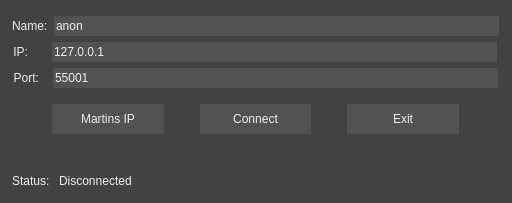
Before: the Qt Designer form TCP_Chat_Client/connectiondialog.ui in Skau/TCPChat, drawn with Qt 5.
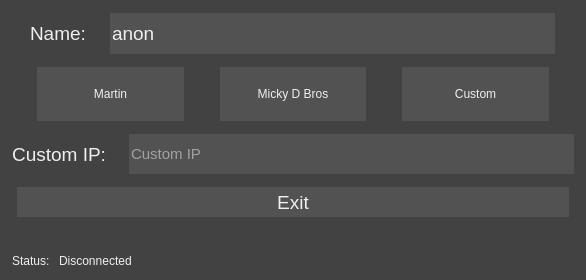
After: the same form once the commit is applied.

Commit message: Reworked connection dialog

```diff
--- a/TCP_Chat_Client/connectiondialog.ui
+++ b/TCP_Chat_Client/connectiondialog.ui
@@ -6,8 +6,8 @@
    <rect>
     <x>0</x>
     <y>0</y>
-    <width>512</width>
-    <height>203</height>
+    <width>586</width>
+    <height>280</height>
    </rect>
   </property>
   <property name="windowTitle">
@@ -18,60 +18,41 @@
 color: rgb(239,239,239);</string>
   </property>
   <layout class="QGridLayout" name="gridLayout">
-   <item row="6" column="1">
-    <layout class="QHBoxLayout" name="horizontalLayout">
-     <property name="topMargin">
-      <number>9</number>
+   <item row="5" column="1">
+    <widget class="QPushButton" name="button_Exit">
+     <property name="sizePolicy">
+      <sizepolicy hsizetype="Minimum" vsizetype="Fixed">
+       <horstretch>0</horstretch>
+       <verstretch>0</verstretch>
+      </sizepolicy>
      </property>
-     <item>
-      <widget class="QLabel" name="label_StatusTitle">
-       <property name="maximumSize">
-        <size>
-         <width>41</width>
-         <height>12</height>
-        </size>
-       </property>
-       <property name="text">
-        <string>Status:</string>
-       </property>
-      </widget>
-     </item>
-     <item>
-      <widget class="QLabel" name="label_CurrentStatus">
        <property name="minimumSize">
         <size>
          <width>0</width>
-         <height>0</height>
+       <height>40</height>
         </size>
        </property>
        <property name="maximumSize">
         <size>
-         <width>1000046</width>
-         <height>12</height>
-        </size>
-       </property>
+       <width>16777215</width>
+       <height>40</height>
+      </size>
+     </property>
+     <property name="font">
+      <font>
+       <pointsize>14</pointsize>
+      </font>
+     </property>
+     <property name="styleSheet">
+      <string notr="true">background-color:rgb(82,82,82);
+color: rgb(239,239,239);
+border: none;
+margin:5px;</string>
+     </property>
        <property name="text">
-        <string>Disconnected</string>
-       </property>
-      </widget>
-     </item>
-    </layout>
-   </item>
-   <item row="4" column="1">
-    <spacer name="verticalSpacer">
-     <property name="orientation">
-      <enum>Qt::Vertical</enum>
-     </property>
-     <property name="sizeType">
-      <enum>QSizePolicy::Fixed</enum>
-     </property>
-     <property name="sizeHint" stdset="0">
-      <size>
-       <width>15</width>
-       <height>16</height>
-      </size>
-     </property>
-    </spacer>
+      <string>Exit</string>
+     </property>
+    </widget>
    </item>
    <item row="3" column="1">
     <layout class="QHBoxLayout" name="horizontalLayout_4">
@@ -85,7 +66,7 @@
        </property>
        <property name="sizeHint" stdset="0">
         <size>
-         <width>35</width>
+         <width>20</width>
          <height>20</height>
         </size>
        </property>
@@ -94,7 +75,7 @@
      <item>
       <widget class="QPushButton" name="pushButton">
        <property name="sizePolicy">
-        <sizepolicy hsizetype="Minimum" vsizetype="Preferred">
+        <sizepolicy hsizetype="Minimum" vsizetype="Fixed">
          <horstretch>0</horstretch>
          <verstretch>0</verstretch>
         </sizepolicy>
@@ -102,13 +83,13 @@
        <property name="minimumSize">
         <size>
          <width>64</width>
-         <height>40</height>
+         <height>64</height>
         </size>
        </property>
        <property name="maximumSize">
         <size>
          <width>16777215</width>
-         <height>40</height>
+         <height>16777215</height>
         </size>
        </property>
        <property name="styleSheet">
@@ -118,7 +99,7 @@
 margin:5px;</string>
        </property>
        <property name="text">
-        <string>Martins IP</string>
+        <string>Martin</string>
        </property>
       </widget>
      </item>
@@ -141,15 +122,15 @@
      <item>
       <widget class="QPushButton" name="button_Connect">
        <property name="sizePolicy">
-        <sizepolicy hsizetype="Minimum" vsizetype="Preferred">
+        <sizepolicy hsizetype="Minimum" vsizetype="Fixed">
          <horstretch>0</horstretch>
          <verstretch>0</verstretch>
         </sizepolicy>
        </property>
-       <property name="maximumSize">
+       <property name="minimumSize">
         <size>
-         <width>16777215</width>
-         <height>40</height>
+         <width>64</width>
+         <height>64</height>
         </size>
        </property>
        <property name="styleSheet">
@@ -160,7 +141,7 @@
 </string>
        </property>
        <property name="text">
-        <string>Connect</string>
+        <string>Micky D Bros</string>
        </property>
       </widget>
      </item>
@@ -181,23 +162,17 @@
       </spacer>
      </item>
      <item>
-      <widget class="QPushButton" name="button_Exit">
+      <widget class="QPushButton" name="button_Custom">
        <property name="sizePolicy">
-        <sizepolicy hsizetype="Minimum" vsizetype="Preferred">
+        <sizepolicy hsizetype="Minimum" vsizetype="Fixed">
          <horstretch>0</horstretch>
          <verstretch>0</verstretch>
         </sizepolicy>
        </property>
        <property name="minimumSize">
         <size>
-         <width>0</width>
-         <height>0</height>
-        </size>
-       </property>
-       <property name="maximumSize">
-        <size>
-         <width>16777215</width>
-         <height>40</height>
+         <width>64</width>
+         <height>64</height>
         </size>
        </property>
        <property name="styleSheet">
@@ -207,7 +182,7 @@
 margin:5px;</string>
        </property>
        <property name="text">
-        <string>Exit</string>
+        <string>Custom</string>
        </property>
       </widget>
      </item>
@@ -221,7 +196,7 @@
        </property>
        <property name="sizeHint" stdset="0">
         <size>
-         <width>35</width>
+         <width>20</width>
          <height>20</height>
         </size>
        </property>
@@ -243,6 +218,11 @@
              <verstretch>0</verstretch>
             </sizepolicy>
            </property>
+           <property name="font">
+            <font>
+             <pointsize>14</pointsize>
+            </font>
+           </property>
            <property name="text">
             <string>Name:</string>
            </property>
@@ -259,15 +239,20 @@
            <property name="minimumSize">
             <size>
              <width>445</width>
-             <height>20</height>
+             <height>40</height>
             </size>
            </property>
            <property name="maximumSize">
             <size>
              <width>445</width>
-             <height>20</height>
+             <height>41</height>
             </size>
            </property>
+           <property name="font">
+            <font>
+             <pointsize>14</pointsize>
+            </font>
+           </property>
            <property name="styleSheet">
             <string notr="true">background-color:rgb(82,82,82);
 color: rgb(239,239,239);
@@ -283,7 +268,11 @@
          </item>
         </layout>
        </item>
-       <item>
+      </layout>
+     </item>
+    </layout>
+   </item>
+   <item row="4" column="1">
         <layout class="QHBoxLayout" name="horizontalLayout_2">
          <item>
           <widget class="QLabel" name="label_IP">
@@ -293,11 +282,16 @@
              <verstretch>0</verstretch>
             </sizepolicy>
            </property>
+       <property name="font">
+        <font>
+         <pointsize>14</pointsize>
+        </font>
+       </property>
            <property name="layoutDirection">
             <enum>Qt::LeftToRight</enum>
            </property>
            <property name="text">
-            <string>IP:</string>
+        <string>Custom IP:</string>
            </property>
            <property name="alignment">
             <set>Qt::AlignRight|Qt::AlignTrailing|Qt::AlignVCenter</set>
@@ -331,103 +325,90 @@
            <property name="minimumSize">
             <size>
              <width>445</width>
-             <height>20</height>
+         <height>40</height>
             </size>
            </property>
            <property name="maximumSize">
             <size>
              <width>445</width>
-             <height>20</height>
-            </size>
-           </property>
+         <height>40</height>
+        </size>
+       </property>
+       <property name="font">
+        <font>
+         <pointsize>11</pointsize>
+        </font>
+       </property>
            <property name="styleSheet">
             <string notr="true">background-color:rgb(82,82,82);
 color: rgb(239,239,239);
 border: none;</string>
            </property>
            <property name="text">
-            <string>127.0.0.1</string>
+        <string/>
            </property>
            <property name="readOnly">
             <bool>false</bool>
            </property>
            <property name="placeholderText">
-            <string/>
+        <string>Custom IP</string>
            </property>
           </widget>
          </item>
         </layout>
        </item>
-       <item>
-        <layout class="QHBoxLayout" name="horizontalLayout_3">
-         <item>
-          <widget class="QLabel" name="label_Port">
-           <property name="sizePolicy">
-            <sizepolicy hsizetype="Fixed" vsizetype="Preferred">
-             <horstretch>0</horstretch>
-             <verstretch>0</verstretch>
-            </sizepolicy>
-           </property>
-           <property name="text">
-            <string>Port:</string>
-           </property>
-           <property name="alignment">
-            <set>Qt::AlignRight|Qt::AlignTrailing|Qt::AlignVCenter</set>
-           </property>
-          </widget>
-         </item>
-         <item>
-          <spacer name="horizontalSpacer_3">
+   <item row="6" column="1">
+    <spacer name="verticalSpacer">
            <property name="orientation">
-            <enum>Qt::Horizontal</enum>
+      <enum>Qt::Vertical</enum>
            </property>
            <property name="sizeType">
             <enum>QSizePolicy::Fixed</enum>
            </property>
            <property name="sizeHint" stdset="0">
             <size>
-             <width>7</width>
-             <height>20</height>
+       <width>15</width>
+       <height>16</height>
             </size>
            </property>
           </spacer>
          </item>
+   <item row="8" column="1">
+    <layout class="QHBoxLayout" name="horizontalLayout">
+     <property name="topMargin">
+      <number>9</number>
+     </property>
          <item>
-          <widget class="QLineEdit" name="line_Port">
-           <property name="sizePolicy">
-            <sizepolicy hsizetype="Fixed" vsizetype="Fixed">
-             <horstretch>0</horstretch>
-             <verstretch>0</verstretch>
-            </sizepolicy>
-           </property>
+      <widget class="QLabel" name="label_StatusTitle">
+       <property name="maximumSize">
+        <size>
+         <width>41</width>
+         <height>12</height>
+        </size>
+       </property>
+       <property name="text">
+        <string>Status:</string>
+       </property>
+      </widget>
+     </item>
+     <item>
+      <widget class="QLabel" name="label_CurrentStatus">
            <property name="minimumSize">
             <size>
-             <width>445</width>
-             <height>20</height>
+         <width>0</width>
+         <height>0</height>
             </size>
            </property>
            <property name="maximumSize">
             <size>
-             <width>445</width>
-             <height>20</height>
-            </size>
-           </property>
-           <property name="styleSheet">
-            <string notr="true">background-color:rgb(82,82,82);
-color: rgb(239,239,239);
-border: none;</string>
-           </property>
+         <width>1000046</width>
+         <height>12</height>
+        </size>
+       </property>
            <property name="text">
-            <string>55001</string>
-           </property>
-           <property name="placeholderText">
-            <string/>
-           </property>
-          </widget>
-         </item>
-        </layout>
-       </item>
-      </layout>
+        <string>Disconnected</string>
+       </property>
+      </widget>
      </item>
     </layout>
    </item>
```
Left out of the diff: 7 changed lines with no effect on the pictures. Lines whose indentation alone changed are shown as unchanged. The commit also changes 3 other files.
